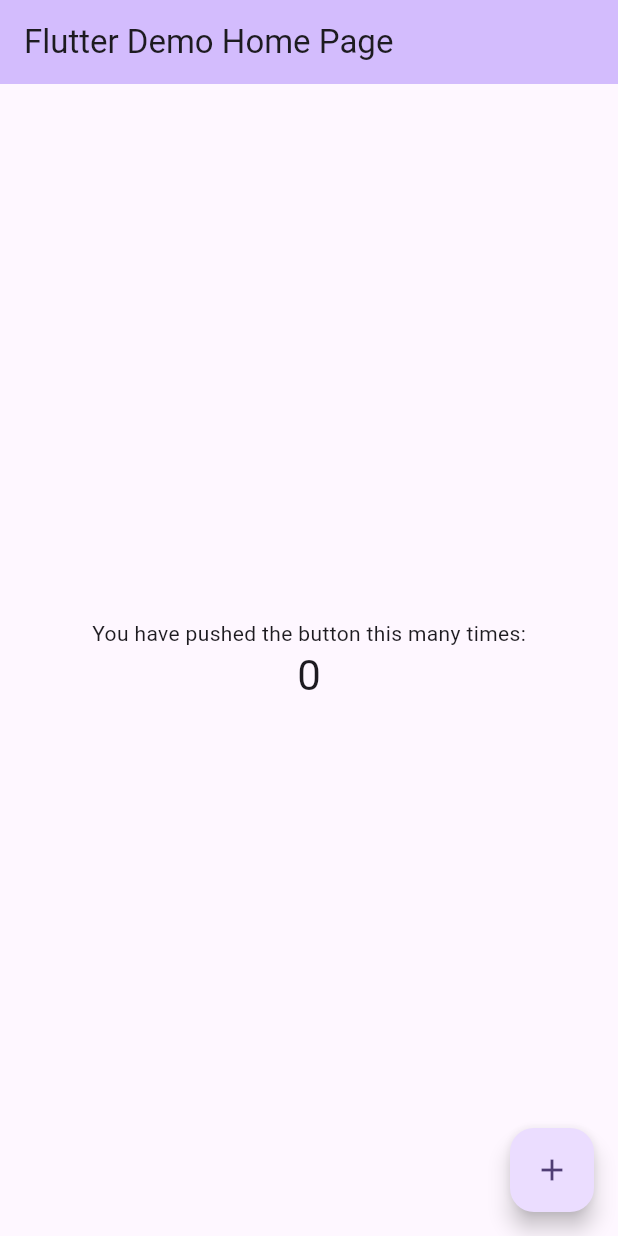
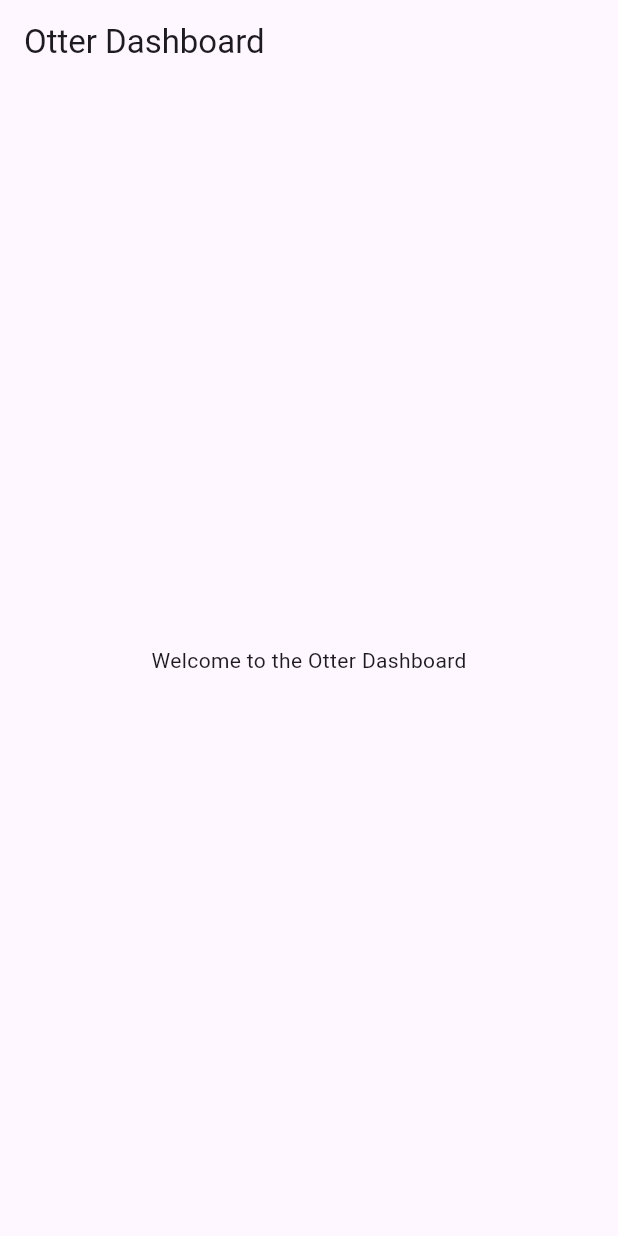
Before and after one commit to atketan/objective-otter, a Flutter app: the screen it shows after launch, on a phone screen of 412 x 824 dp. Run offline on Flutter 3.47's test engine with Material 3 defaults, Android fonts, the phone set to English and light mode, and no system bars; our stand-ins replace firebase_core; accounts and stored records are empty.

Commit message:
feat: Add OtterDashboard widget and OtterApp class
This commit adds the OtterDashboard widget and OtterApp class to the codebase. The OtterDashboard widget is a stateful widget that represents the dashboard screen of the Otter app. It displays a simple welcome message. The OtterApp class is a StatelessWidget that serves as the root of the application and sets the theme and initial route.

The addition of these components lays the foundation for building out the Otter app's user interface.

```diff
--- a/lib/main.dart
+++ b/lib/main.dart
@@ -1,4 +1,5 @@
 import 'package:firebase_core/firebase_core.dart';
+import 'package:objective_otter/otter_app.dart';
 import 'firebase_options.dart';
 import 'package:flutter/material.dart';
 
@@ -6,125 +7,6 @@
   await Firebase.initializeApp(
     options: DefaultFirebaseOptions.currentPlatform,
   );
-  runApp(const MyApp());
+
+  runApp(const OtterApp());
 }
-
-class MyApp extends StatelessWidget {
-  const MyApp({super.key});
-
-  // This widget is the root of your application.
-  @override
-  Widget build(BuildContext context) {
-    return MaterialApp(
-      title: 'Flutter Demo',
-      theme: ThemeData(
-        // This is the theme of your application.
-        //
-        // TRY THIS: Try running your application with "flutter run". You'll see
-        // the application has a purple toolbar. Then, without quitting the app,
-        // try changing the seedColor in the colorScheme below to Colors.green
-        // and then invoke "hot reload" (save your changes or press the "hot
-        // reload" button in a Flutter-supported IDE, or press "r" if you used
-        // the command line to start the app).
-        //
-        // Notice that the counter didn't reset back to zero; the application
-        // state is not lost during the reload. To reset the state, use hot
-        // restart instead.
-        //
-        // This works for code too, not just values: Most code changes can be
-        // tested with just a hot reload.
-        colorScheme: ColorScheme.fromSeed(seedColor: Colors.deepPurple),
-        useMaterial3: true,
-      ),
-      home: const MyHomePage(title: 'Flutter Demo Home Page'),
-    );
-  }
-}
-
-class MyHomePage extends StatefulWidget {
-  const MyHomePage({super.key, required this.title});
-
-  // This widget is the home page of your application. It is stateful, meaning
-  // that it has a State object (defined below) that contains fields that affect
-  // how it looks.
-
-  // This class is the configuration for the state. It holds the values (in this
-  // case the title) provided by the parent (in this case the App widget) and
-  // used by the build method of the State. Fields in a Widget subclass are
-  // always marked "final".
-
-  final String title;
-
-  @override
-  State<MyHomePage> createState() => _MyHomePageState();
-}
-
-class _MyHomePageState extends State<MyHomePage> {
-  int _counter = 0;
-
-  void _incrementCounter() {
-    setState(() {
-      // This call to setState tells the Flutter framework that something has
-      // changed in this State, which causes it to rerun the build method below
-      // so that the display can reflect the updated values. If we changed
-      // _counter without calling setState(), then the build method would not be
-      // called again, and so nothing would appear to happen.
-      _counter++;
-    });
-  }
-
-  @override
-  Widget build(BuildContext context) {
-    // This method is rerun every time setState is called, for instance as done
-    // by the _incrementCounter method above.
-    //
-    // The Flutter framework has been optimized to make rerunning build methods
-    // fast, so that you can just rebuild anything that needs updating rather
-    // than having to individually change instances of widgets.
-    return Scaffold(
-      appBar: AppBar(
-        // TRY THIS: Try changing the color here to a specific color (to
-        // Colors.amber, perhaps?) and trigger a hot reload to see the AppBar
-        // change color while the other colors stay the same.
-        backgroundColor: Theme.of(context).colorScheme.inversePrimary,
-        // Here we take the value from the MyHomePage object that was created by
-        // the App.build method, and use it to set our appbar title.
-        title: Text(widget.title),
-      ),
-      body: Center(
-        // Center is a layout widget. It takes a single child and positions it
-        // in the middle of the parent.
-        child: Column(
-          // Column is also a layout widget. It takes a list of children and
-          // arranges them vertically. By default, it sizes itself to fit its
-          // children horizontally, and tries to be as tall as its parent.
-          //
-          // Column has various properties to control how it sizes itself and
-          // how it positions its children. Here we use mainAxisAlignment to
-          // center the children vertically; the main axis here is the vertical
-          // axis because Columns are vertical (the cross axis would be
-          // horizontal).
-          //
-          // TRY THIS: Invoke "debug painting" (choose the "Toggle Debug Paint"
-          // action in the IDE, or press "p" in the console), to see the
-          // wireframe for each widget.
-          mainAxisAlignment: MainAxisAlignment.center,
-          children: <Widget>[
-            const Text(
-              'You have pushed the button this many times:',
-            ),
-            Text(
-              '$_counter',
-              style: Theme.of(context).textTheme.headlineMedium,
-            ),
-          ],
-        ),
-      ),
-      floatingActionButton: FloatingActionButton(
-        onPressed: _incrementCounter,
-        tooltip: 'Increment',
-        child: const Icon(Icons.add),
-      ), // This trailing comma makes auto-formatting nicer for build methods.
-    );
-  }
-}
--- /dev/null
+++ b/lib/otter_app.dart
@@ -0,0 +1,34 @@
+import 'package:flutter/material.dart';
+import 'package:objective_otter/presentation/dashboard/otter_dashboard.dart';
+
+class OtterApp extends StatelessWidget {
+  const OtterApp({super.key});
+
+  // This widget is the root of your application.
+  @override
+  Widget build(BuildContext context) {
+    return MaterialApp(
+      title: 'Flutter Demo',
+      theme: ThemeData(
+        // This is the theme of your application.
+        //
+        // TRY THIS: Try running your application with "flutter run". You'll see
+        // the application has a purple toolbar. Then, without quitting the app,
+        // try changing the seedColor in the colorScheme below to Colors.green
+        // and then invoke "hot reload" (save your changes or press the "hot
+        // reload" button in a Flutter-supported IDE, or press "r" if you used
+        // the command line to start the app).
+        //
+        // Notice that the counter didn't reset back to zero; the application
+        // state is not lost during the reload. To reset the state, use hot
+        // restart instead.
+        //
+        // This works for code too, not just values: Most code changes can be
+        // tested with just a hot reload.
+        colorScheme: ColorScheme.fromSeed(seedColor: Colors.deepPurple),
+        useMaterial3: true,
+      ),
+      home: const OtterDashboard(),
+    );
+  }
+}
--- /dev/null
+++ b/lib/presentation/dashboard/otter_dashboard.dart
@@ -0,0 +1,24 @@
+import 'package:flutter/material.dart';
+
+class OtterDashboard extends StatefulWidget {
+  const OtterDashboard({super.key});
+
+  @override
+  OtterDashboardState createState() => OtterDashboardState();
+}
+
+class OtterDashboardState extends State<OtterDashboard> {
+  @override
+  Widget build(BuildContext context) {
+    return Scaffold(
+      appBar: AppBar(
+        title: const Text('Otter Dashboard'),
+      ),
+      body: const Center(
+        child: Text(
+          'Welcome to the Otter Dashboard',
+        ),
+      ),
+    );
+  }
+}
```
Also changed, not shown: 1 other file.
